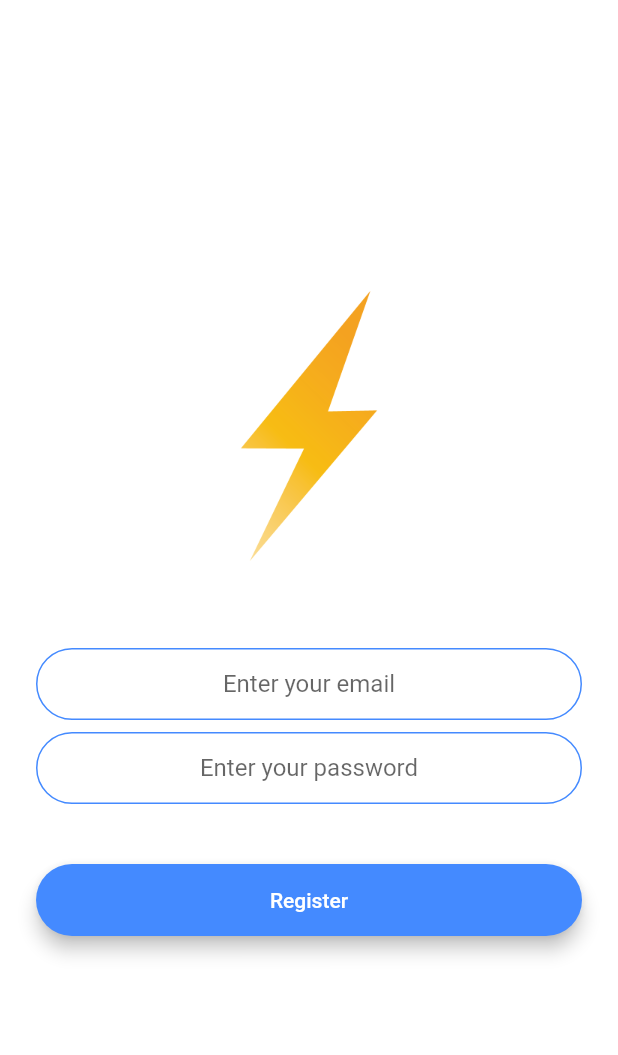
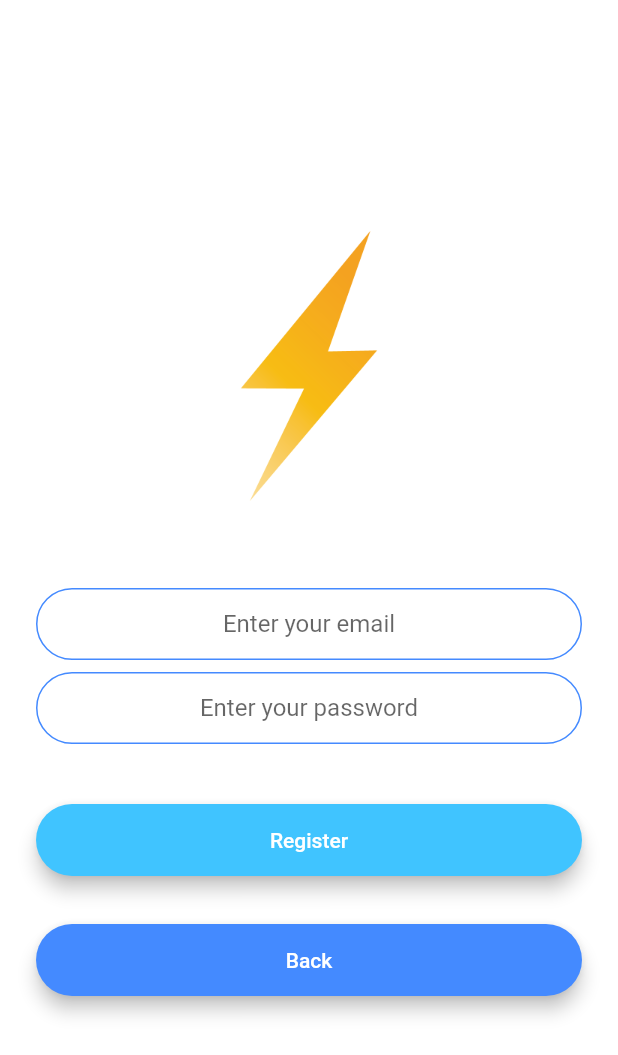
Before and after one commit to jvretamero/flutter-bootcamp-apps, a Flutter app: the screen it shows after launch, after a tap on "Register", on a phone screen of 412 x 824 dp. Shown: the top 1055 px of the screen. Run offline on Flutter 3.47's test engine with Material 2 defaults, Android fonts, the phone set to English and light mode, and no system bars; our stand-ins replace animated_text_kit, audioplayers, cloud_firestore, dio, firebase_auth, firebase_core and 5 more; accounts and stored records are empty.

Commit message:
[Flash Chat] Refactoring the login and registration screen to be a single widget

```diff
--- a/flash_chat/lib/main.dart
+++ b/flash_chat/lib/main.dart
@@ -1,8 +1,7 @@
 import 'package:firebase_core/firebase_core.dart';
+import 'package:flash_chat/screens/login_or_registration_screen.dart';
 import 'package:flutter/material.dart';
 import 'package:flash_chat/screens/welcome_screen.dart';
-import 'package:flash_chat/screens/login_screen.dart';
-import 'package:flash_chat/screens/registration_screen.dart';
 import 'package:flash_chat/screens/chat_screen.dart';
 
 import 'firebase_options.dart';
@@ -27,8 +26,14 @@ class FlashChat extends StatelessWidget {
       initialRoute: WelcomeScreen.route,
       routes: {
         WelcomeScreen.route: (context) => const WelcomeScreen(),
-        LoginScreen.route: (context) => const LoginScreen(),
-        RegistrationScreen.route: (context) => const RegistrationScreen(),
+        LoginOrRegistrationScreen.loginRoute: (context) =>
+            const LoginOrRegistrationScreen(
+              operation: LoginOrRegistrationOperation.login,
+            ),
+        LoginOrRegistrationScreen.registrationRoute: (context) =>
+            const LoginOrRegistrationScreen(
+              operation: LoginOrRegistrationOperation.registration,
+            ),
         ChatScreen.route: (context) => const ChatScreen(),
       },
     );
--- a/flash_chat/lib/screens/login_screen.dart
+++ b/flash_chat/lib/screens/login_or_registration_screen.dart
@@ -2,20 +2,33 @@ import 'package:firebase_auth/firebase_auth.dart';
 import 'package:flash_chat/components/progress_hud.dart';
 import 'package:flash_chat/components/rounded_button.dart';
 import 'package:flash_chat/constants.dart';
-import 'package:flash_chat/screens/chat_screen.dart';
-import 'package:flash_chat/screens/welcome_screen.dart';
 import 'package:flutter/material.dart';
 
-class LoginScreen extends StatefulWidget {
-  static const route = '/login';
+import 'chat_screen.dart';
+import 'welcome_screen.dart';
 
-  const LoginScreen({Key? key}) : super(key: key);
+enum LoginOrRegistrationOperation {
+  login,
+  registration,
+}
+
+class LoginOrRegistrationScreen extends StatefulWidget {
+  static const loginRoute = '/login';
+  static const registrationRoute = '/registration';
+
+  final LoginOrRegistrationOperation operation;
+
+  const LoginOrRegistrationScreen({
+    Key? key,
+    required this.operation,
+  }) : super(key: key);
 
   @override
-  _LoginScreenState createState() => _LoginScreenState();
+  State<LoginOrRegistrationScreen> createState() =>
+      _LoginOrRegistrationScreenState();
 }
 
-class _LoginScreenState extends State<LoginScreen> {
+class _LoginOrRegistrationScreenState extends State<LoginOrRegistrationScreen> {
   final _auth = FirebaseAuth.instance;
   bool _isLoading = false;
   final _emailController = TextEditingController();
@@ -101,7 +114,9 @@ class _LoginScreenState extends State<LoginScreen> {
                 height: 24.0,
               ),
               RoundedButton(
-                text: 'Log In',
+                text: widget.operation == LoginOrRegistrationOperation.login
+                    ? 'Log In'
+                    : 'Register',
                 color: Colors.lightBlueAccent,
                 onPressed: () async {
                   _emailError = null;
@@ -124,10 +139,18 @@ class _LoginScreenState extends State<LoginScreen> {
                   _setLoading(isLoading: true);
 
                   try {
-                    await _auth.signInWithEmailAndPassword(
-                      email: _emailController.text,
-                      password: _passwordController.text,
-                    );
+                    if (widget.operation ==
+                        LoginOrRegistrationOperation.login) {
+                      await _auth.signInWithEmailAndPassword(
+                        email: _emailController.text,
+                        password: _passwordController.text,
+                      );
+                    } else {
+                      await _auth.createUserWithEmailAndPassword(
+                        email: _emailController.text,
+                        password: _passwordController.text,
+                      );
+                    }
 
                     _setLoading(isLoading: false);
                     Navigator.pushNamed(context, ChatScreen.route);
--- a/flash_chat/lib/screens/registration_screen.dart
+++ /dev/null
@@ -1,104 +0,0 @@
-import 'package:flash_chat/components/progress_hud.dart';
-import 'package:flash_chat/components/rounded_button.dart';
-import 'package:flash_chat/constants.dart';
-import 'package:flutter/material.dart';
-import 'package:firebase_auth/firebase_auth.dart';
-
-import 'chat_screen.dart';
-
-class RegistrationScreen extends StatefulWidget {
-  static const route = '/registration';
-
-  const RegistrationScreen({Key? key}) : super(key: key);
-
-  @override
-  _RegistrationScreenState createState() => _RegistrationScreenState();
-}
-
-class _RegistrationScreenState extends State<RegistrationScreen> {
-  final _auth = FirebaseAuth.instance;
-  bool _isLoading = false;
-  late String _email;
-  late String _password;
-
-  void _setLoading({required bool isLoading}) => setState(() {
-        _isLoading = isLoading;
-      });
-
-  @override
-  Widget build(BuildContext context) {
-    return Scaffold(
-      backgroundColor: Colors.white,
-      body: ProgressHud(
-        isLoading: _isLoading,
-        child: Padding(
-          padding: const EdgeInsets.symmetric(horizontal: 24.0),
-          child: Column(
-            mainAxisAlignment: MainAxisAlignment.center,
-            crossAxisAlignment: CrossAxisAlignment.stretch,
-            children: <Widget>[
-              Flexible(
-                child: Hero(
-                  tag: 'logo',
-                  child: SizedBox(
-                    height: 200.0,
-                    child: Image.asset('images/logo.png'),
-                  ),
-                ),
-              ),
-              const SizedBox(
-                height: 48.0,
-              ),
-              TextField(
-                keyboardType: TextInputType.emailAddress,
-                textAlign: TextAlign.center,
-                onChanged: (value) {
-                  _email = value;
-                },
-                decoration: kTextFieldDecoration.copyWith(
-                  hintText: 'Enter your email',
-                ),
-              ),
-              const SizedBox(
-                height: 8.0,
-              ),
-              TextField(
-                obscureText: true,
-                textAlign: TextAlign.center,
-                onChanged: (value) {
-                  _password = value;
-                },
-                decoration: kTextFieldDecoration.copyWith(
-                  hintText: 'Enter your password',
-                ),
-              ),
-              const SizedBox(
-                height: 24.0,
-              ),
-              RoundedButton(
-                text: 'Register',
-                color: Colors.blueAccent,
-                onPressed: () async {
-                  _setLoading(isLoading: true);
-
-                  try {
-                    await _auth.createUserWithEmailAndPassword(
-                      email: _email,
-                      password: _password,
-                    );
-
-                    _setLoading(isLoading: true);
-                    Navigator.pushNamed(context, ChatScreen.route);
-                  } catch (e) {
-                    print(e);
-                    _setLoading(isLoading: true);
-                  }
-                },
-              ),
-            ],
-          ),
-        ),
-      ),
-    );
-  }
-}
--- a/flash_chat/lib/screens/welcome_screen.dart
+++ b/flash_chat/lib/screens/welcome_screen.dart
@@ -2,8 +2,7 @@ import 'package:flash_chat/components/rounded_button.dart';
 import 'package:flutter/material.dart';
 import 'package:animated_text_kit/animated_text_kit.dart';
 
-import 'login_screen.dart';
-import 'registration_screen.dart';
+import 'login_or_registration_screen.dart';
 
 // TODO detect already logged user
 class WelcomeScreen extends StatefulWidget {
@@ -55,14 +54,16 @@ class _WelcomeScreenState extends State<WelcomeScreen> {
               text: 'Log In',
               color: Colors.lightBlueAccent,
               onPressed: () {
-                Navigator.pushNamed(context, LoginScreen.route);
+                Navigator.pushNamed(
+                    context, LoginOrRegistrationScreen.loginRoute);
               },
             ),
             RoundedButton(
               text: 'Register',
               color: Colors.blueAccent,
               onPressed: () {
-                Navigator.pushNamed(context, RegistrationScreen.route);
+                Navigator.pushNamed(
+                    context, LoginOrRegistrationScreen.registrationRoute);
               },
             ),
           ],
```
